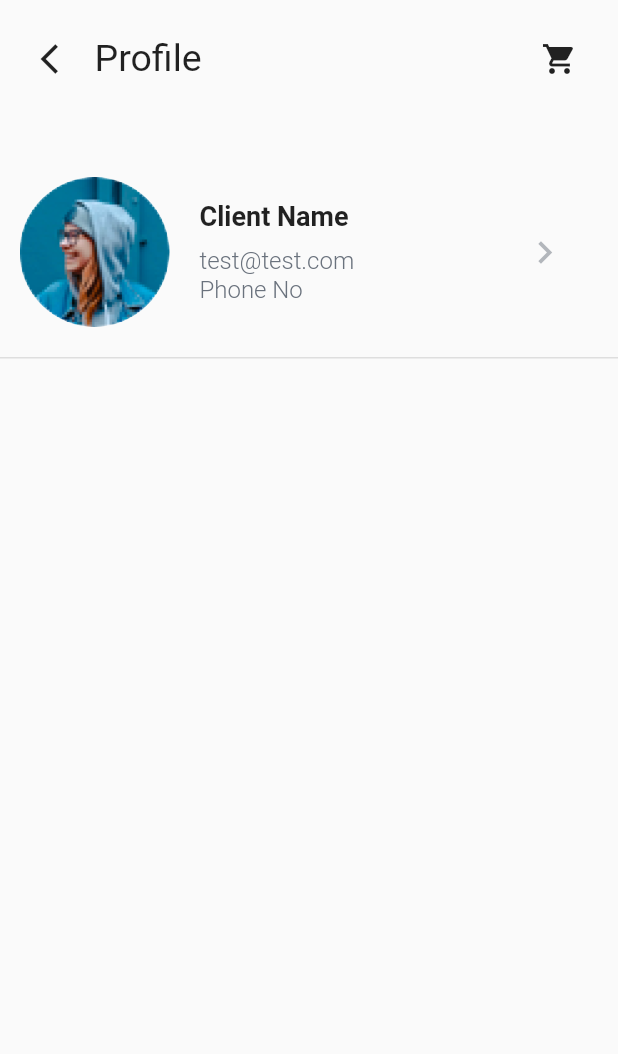
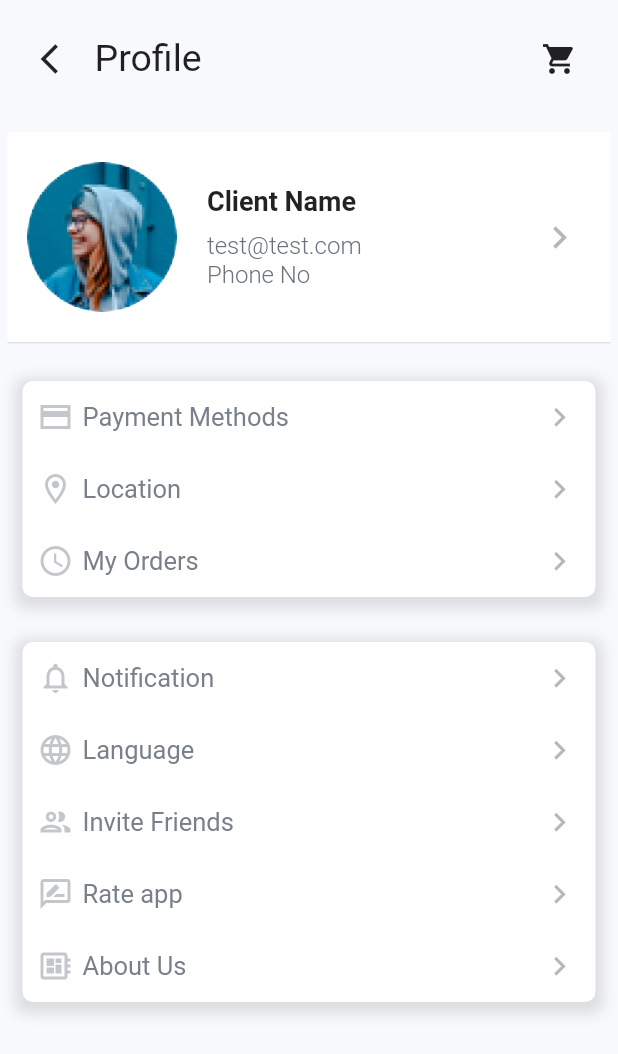
Before and after one commit to Gebeta/Gebeta-Client-app, a Flutter app: the ProfileScreen screen opened directly, on a phone screen of 412 x 824 dp. Shown: the top 1054 px of the screen. Run offline on Flutter 3.47's test engine with Material 2 defaults, Android fonts, the light colour scheme and no system bars; our stand-ins replace carousel_pro, flutter_rating_bar, flutter_svg; Roboto replaces fonts that are missing (Montserrat).

Commit message:
profile screen modified

```diff
--- a/lib/Screens/user_profile/profile_screen.dart
+++ b/lib/Screens/user_profile/profile_screen.dart
@@ -7,11 +7,13 @@ class ProfileScreen extends StatelessWidget {
   @override
   Widget build(BuildContext context) {
     return Scaffold(
+      backgroundColor: Color(0xfff8f9fd),
       body: SafeArea(
         child: Container(
           height: MediaQuery.of(context).size.height,
           width: MediaQuery.of(context).size.width,
           child: Column(
+            crossAxisAlignment: CrossAxisAlignment.start,
             children: [
               Padding(
                 padding: const EdgeInsets.all(15.0),
@@ -37,18 +39,21 @@ class ProfileScreen extends StatelessWidget {
                   ],
                 ),
               ),
-              SizedBox(height: 20),
               Container(
                 width: double.infinity,
-                padding: EdgeInsets.only(top: 20, bottom: 20, left: 5),
+                margin: EdgeInsets.only(top: 10, bottom: 10, left: 5, right: 5),
+                padding: EdgeInsets.only(left: 5, top: 20, bottom: 20),
                 decoration: BoxDecoration(
-                    // color: Colors.red,
+                    color: whiteColor,
                     border: Border(
                         bottom:
                             BorderSide(color: Colors.grey.withOpacity(0.3)))),
                 child: Padding(
-                  padding: const EdgeInsets.only(left: 8.0),
+                  padding: const EdgeInsets.only(left: 8.0, right: 10),
                   child: Row(
+                    mainAxisAlignment: MainAxisAlignment.spaceBetween,
+                    children: [
+                      Row(
                         children: [
                           ClipOval(
                             child: Stack(
@@ -74,7 +79,8 @@ class ProfileScreen extends StatelessWidget {
                                 Text(
                                   "Client Name",
                                   style: TextStyle(
-                                  fontSize: 18, fontWeight: FontWeight.bold),
+                                      fontSize: 18,
+                                      fontWeight: FontWeight.bold),
                                 ),
                                 SizedBox(
                                   height: 10,
@@ -96,8 +102,7 @@ class ProfileScreen extends StatelessWidget {
                               ],
                             ),
                           ),
-                      SizedBox(
-                        width: MediaQuery.of(context).size.width * 0.25,
+                        ],
                       ),
                       IconButton(
                         onPressed: () {
@@ -107,9 +112,60 @@ class ProfileScreen extends StatelessWidget {
                           Icons.navigate_next,
                           color: gTextLightColor.withOpacity(0.5),
                           size: 30,
-                          ))
+                        ),
+                      )
                     ],
                   ),
+                ),
+              ),
+              Container(
+                decoration: BoxDecoration(
+                  borderRadius: BorderRadius.circular(7.0),
+                  boxShadow: [
+                      BoxShadow(
+                        color: Colors.grey.withOpacity(0.3),
+                        spreadRadius: 5,
+                        blurRadius: 7,
+                        offset: Offset(0, 3),
+                      )
+                    ],
+                  color: whiteColor,
+                ),
+                margin: EdgeInsets.all(15),
+                child: Column(
+                  children: [
+                    profileMenu(
+                        context, Icons.payment_sharp, "Payment Methods"),
+                    profileMenu(context, Icons.location_on_outlined, "Location"),
+                    profileMenu(context, Icons.access_time, "My Orders"),
+                  ],
+                ),
+              ),
+              Container(
+                decoration: BoxDecoration(
+                  borderRadius: BorderRadius.circular(7.0),
+                  boxShadow: [
+                      BoxShadow(
+                        color: Colors.grey.withOpacity(0.3),
+                        spreadRadius: 5,
+                        blurRadius: 7,
+                        offset: Offset(0, 3),
+                      )
+                    ],
+                  color: whiteColor,
+                ),
+                margin: EdgeInsets.all(15),
+                child: Column(
+                  children: [
+                    profileMenu(
+                        context, Icons.notifications_outlined, "Notification"),
+                    profileMenu(context, Icons.language_outlined, "Language"),
+                    profileMenu(
+                        context, Icons.people_outlined, "Invite Friends"),
+                    profileMenu(
+                        context, Icons.rate_review_outlined, "Rate app"),
+                    profileMenu(context, Icons.developer_board, "About Us"),
+                  ],
                 ),
               ),
             ],
@@ -118,4 +174,38 @@ class ProfileScreen extends StatelessWidget {
       ),
     );
   }
+
+  Padding profileMenu(context, icon, String name) {
+    return Padding(
+      padding: const EdgeInsets.only(left: 10.0),
+      child: Row(
+        mainAxisAlignment: MainAxisAlignment.spaceBetween,
+        children: [
+          Row(
+            children: [
+              Icon(
+                icon,
+                color: gTextLightColor.withOpacity(0.4),
+              ),
+              SizedBox(width: 6),
+              Text(
+                name,
+                style: TextStyle(
+                    color: gTextLightColor.withOpacity(0.9), fontSize: 17),
+              ),
+            ],
+          ),
+          IconButton(
+              onPressed: () {
+                Navigator.pushNamed(context, "/edit_profile");
+              },
+              icon: Icon(
+                Icons.navigate_next,
+                color: gTextLightColor.withOpacity(0.5),
+                size: 25,
+              ))
+        ],
+      ),
+    );
   }
+}
```
Lines whose indentation alone changed are shown as unchanged.
